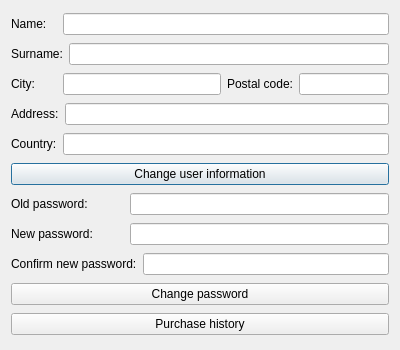
Qt form edituserwindow.ui (szymon27/xkomx) before a commit.
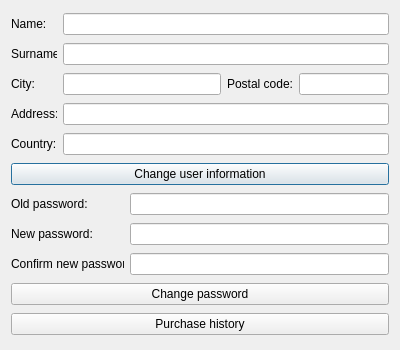
The same form after that commit.

What changed in the file:
```diff
--- a/edituserwindow.ui
+++ b/edituserwindow.ui
@@ -50,6 +50,12 @@
     <layout class="QHBoxLayout" name="horizontalLayout_2">
      <item>
       <widget class="QLabel" name="lbSurname">
+       <property name="maximumSize">
+        <size>
+         <width>46</width>
+         <height>16777215</height>
+        </size>
+       </property>
        <property name="text">
         <string>Surname:</string>
        </property>
@@ -107,6 +113,12 @@
          <height>0</height>
         </size>
        </property>
+       <property name="maximumSize">
+        <size>
+         <width>46</width>
+         <height>16777215</height>
+        </size>
+       </property>
        <property name="text">
         <string>Address:</string>
        </property>
@@ -196,6 +208,12 @@
     <layout class="QHBoxLayout" name="horizontalLayout_10">
      <item>
       <widget class="QLabel" name="lbConfirmPass">
+       <property name="maximumSize">
+        <size>
+         <width>113</width>
+         <height>16777215</height>
+        </size>
+       </property>
        <property name="text">
         <string>Confirm new password:</string>
        </property>
```
Left out of the diff: 30 changed lines with no effect on the pictures.
